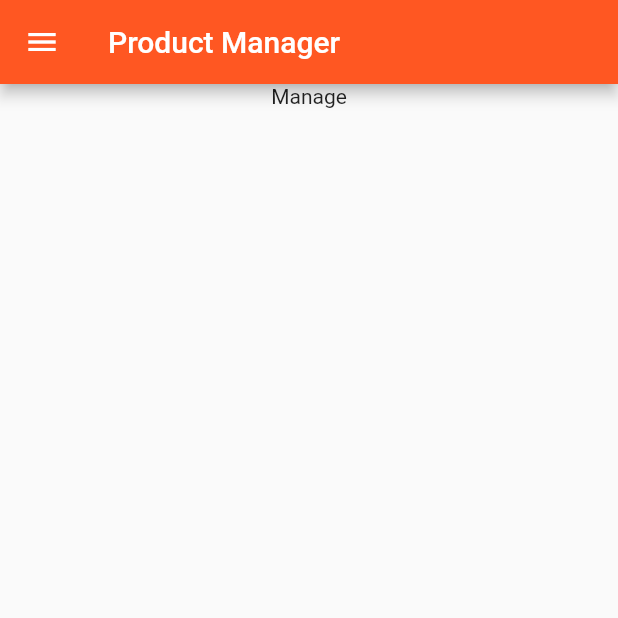
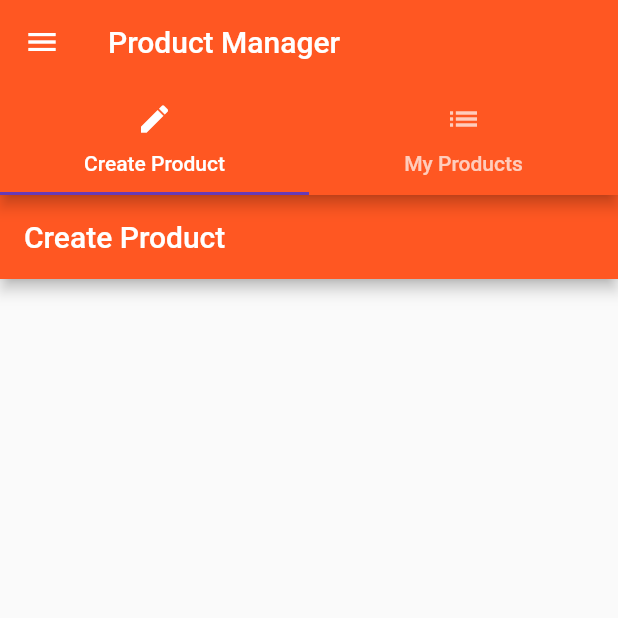
Before and after one commit to EYoung75/flutter-easyList, a Flutter app: the ManageProducts screen opened directly, on a phone screen of 412 x 824 dp, the top half of it. Run offline on Flutter 3.47's test engine with Material 2 defaults, Android fonts, the phone set to English and light mode, and no system bars.

Commit message:
added Tab navigation

```diff
--- /dev/null
+++ b/lib/pages/createProduct.dart
@@ -0,0 +1,12 @@
+import "package:flutter/material.dart";
+
+class CreateProduct extends StatelessWidget {
+  @override
+  Widget build(BuildContext context) {
+    return Scaffold(
+      appBar: AppBar(
+        title: Text("Create Product")
+      ),
+    );
+  }
+}
--- a/lib/pages/manageProducts.dart
+++ b/lib/pages/manageProducts.dart
@@ -1,10 +1,14 @@
 import "package:flutter/material.dart";
 import "./products.dart";
+import "./createProduct.dart";
+import "./myProducts.dart";
 
 class ManageProducts extends StatelessWidget {
   @override
   Widget build(BuildContext context) {
-    return Scaffold(
+    return DefaultTabController(
+      length: 2,
+          child: Scaffold(
         drawer: Drawer(
           child: Column(
             children: <Widget>[
@@ -22,16 +26,22 @@ class ManageProducts extends StatelessWidget {
           ),
         ),
         appBar: AppBar(
+          bottom: TabBar(
+            tabs: <Widget>[
+              Tab(text: "Create Product", icon: Icon(Icons.create),),
+              Tab(text: "My Products", icon: Icon(Icons.list),)
+            ],
+          ),
           automaticallyImplyLeading: true,
           title: Text("Product Manager"),
         ),
-      body: Center(
-        child: Column(
+        body: TabBarView(
           children: <Widget>[
-            Text("Manage")
+            CreateProduct(),
+            MyProducts()
           ],
+        )
       ),
-      )
     );
   }
 }
--- /dev/null
+++ b/lib/pages/myProducts.dart
@@ -0,0 +1,12 @@
+import "package:flutter/material.dart";
+
+class MyProducts extends StatelessWidget {
+  @override
+  Widget build(BuildContext context) {
+    return Scaffold(
+      appBar: AppBar(
+        title: Text("My Products")
+      ),
+    );
+  }
+}
```
Lines whose indentation alone changed are shown as unchanged.
